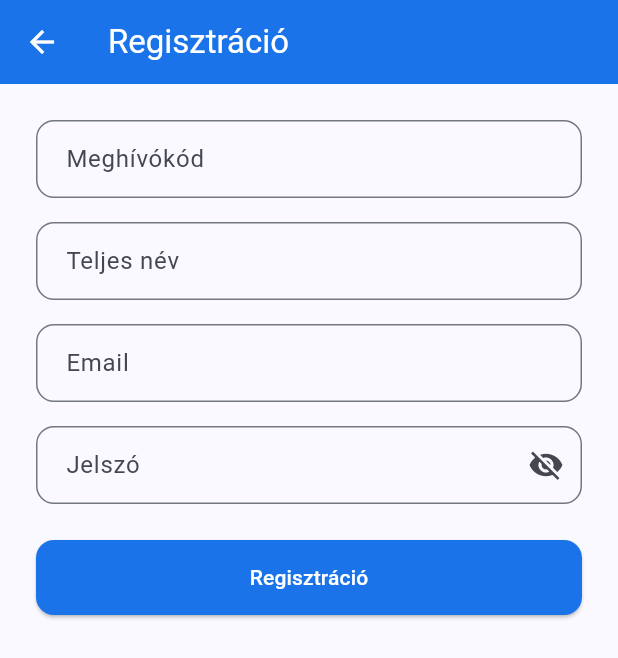
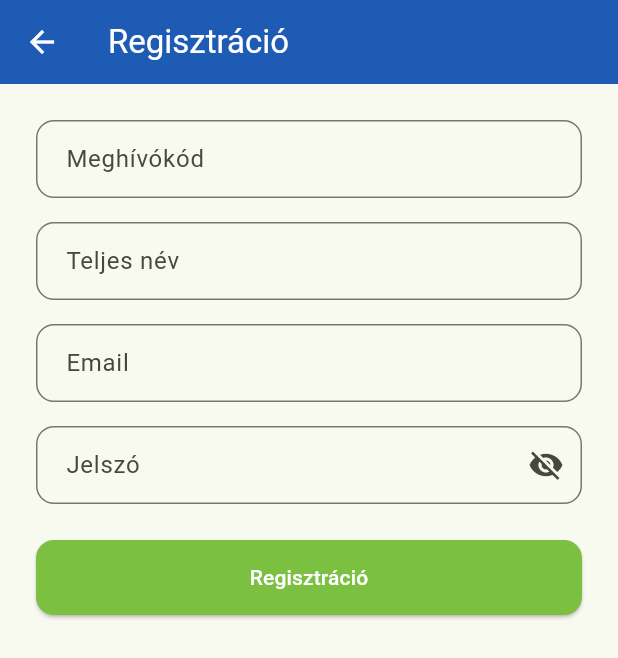
Before and after one commit to kaly7/tricc, a Flutter app: the screen it shows after launch, after a tap on "Bejelentkezés", after a tap on "Nincs fiókom — Regisztráció", on a phone screen of 412 x 824 dp. Shown: the top 658 px of the screen. Run offline on Flutter 3.47's test engine with Material 3 defaults, Android fonts, the phone set to English and light mode, and no system bars; our stand-ins replace cached_network_image, file_picker, image_picker, open_filex, shared_preferences; network calls fail.

Commit message:
app: 3C dizájn — kék/lime téma + logo átvéve a 04_sip-ből

```diff
--- /dev/null
+++ b/app/lib/app_theme.dart
@@ -0,0 +1,62 @@
+import 'package:flutter/material.dart';
+
+const kBlue = Color(0xFF1E5BB5);
+const kBlueDark = Color(0xFF153D80);
+const kLime = Color(0xFF7CC042);
+const kLimeDark = Color(0xFF5E9A2E);
+
+ThemeData buildAppTheme() {
+  return ThemeData(
+    useMaterial3: true,
+    colorScheme: ColorScheme.fromSeed(seedColor: kLime, primary: kLime, secondary: kBlue),
+    appBarTheme: const AppBarTheme(
+      backgroundColor: kBlue,
+      foregroundColor: Colors.white,
+      elevation: 0,
+      centerTitle: false,
+    ),
+    bottomNavigationBarTheme: const BottomNavigationBarThemeData(
+      selectedItemColor: kLime,
+      unselectedItemColor: Colors.grey,
+      backgroundColor: Colors.white,
+      elevation: 8,
+    ),
+    floatingActionButtonTheme: const FloatingActionButtonThemeData(
+      backgroundColor: kLime,
+      foregroundColor: Colors.white,
+    ),
+    elevatedButtonTheme: ElevatedButtonThemeData(
+      style: ElevatedButton.styleFrom(
+        backgroundColor: kLime,
+        foregroundColor: Colors.white,
+        minimumSize: const Size(double.infinity, 50),
+        shape: RoundedRectangleBorder(borderRadius: BorderRadius.circular(12)),
+      ),
+    ),
+    inputDecorationTheme: InputDecorationTheme(
+      border: OutlineInputBorder(borderRadius: BorderRadius.circular(12)),
+      focusedBorder: OutlineInputBorder(
+        borderRadius: BorderRadius.circular(12),
+        borderSide: const BorderSide(color: kBlue, width: 2),
+      ),
+      contentPadding: const EdgeInsets.symmetric(horizontal: 16, vertical: 14),
+    ),
+  );
+}
+
+class AppBarLogo extends StatelessWidget {
+  const AppBarLogo({super.key});
+
+  @override
+  Widget build(BuildContext context) {
+    return Container(
+      margin: const EdgeInsets.symmetric(vertical: 6),
+      padding: const EdgeInsets.symmetric(horizontal: 12, vertical: 5),
+      decoration: BoxDecoration(
+        color: Colors.white,
+        borderRadius: BorderRadius.circular(12),
+      ),
+      child: Image.asset('assets/logo.png', height: 30),
+    );
+  }
+}
--- a/app/lib/main.dart
+++ b/app/lib/main.dart
@@ -4,6 +4,7 @@ import 'services/push_service.dart';
 import 'services/ws_service.dart';
 import 'screens/login_screen.dart';
 import 'screens/room_list_screen.dart';
+import 'app_theme.dart';
 
 void main() async {
   WidgetsFlutterBinding.ensureInitialized();
@@ -46,37 +47,9 @@ class _TriccAppState extends State<TriccApp> with WidgetsBindingObserver {
     return MaterialApp(
       title: 'Tricc',
       debugShowCheckedModeBanner: false,
-      theme: _buildTheme(),
+      theme: buildAppTheme(),
       home: AuthService().isLoggedIn ? const RoomListScreen() : const LoginScreen(),
     );
   }
 
-  ThemeData _buildTheme() {
-    const primary = Color(0xFF1A73E8);
-    const accent = Color(0xFFADD600);
-    return ThemeData(
-      useMaterial3: true,
-      colorScheme: ColorScheme.fromSeed(
-        seedColor: primary,
-        secondary: accent,
-      ),
-      appBarTheme: const AppBarTheme(
-        backgroundColor: primary,
-        foregroundColor: Colors.white,
-        elevation: 0,
-      ),
-      inputDecorationTheme: InputDecorationTheme(
-        border: OutlineInputBorder(borderRadius: BorderRadius.circular(12)),
-        contentPadding: const EdgeInsets.symmetric(horizontal: 16, vertical: 14),
-      ),
-      elevatedButtonTheme: ElevatedButtonThemeData(
-        style: ElevatedButton.styleFrom(
-          backgroundColor: primary,
-          foregroundColor: Colors.white,
-          minimumSize: const Size(double.infinity, 50),
-          shape: RoundedRectangleBorder(borderRadius: BorderRadius.circular(12)),
-        ),
-      ),
-    );
-  }
 }
--- a/app/lib/screens/login_screen.dart
+++ b/app/lib/screens/login_screen.dart
@@ -60,11 +60,8 @@ class _LoginScreenState extends State<LoginScreen> {
             mainAxisAlignment: MainAxisAlignment.center,
             crossAxisAlignment: CrossAxisAlignment.stretch,
             children: [
-              const Text(
-                'Tricc',
-                textAlign: TextAlign.center,
-                style: TextStyle(fontSize: 36, fontWeight: FontWeight.bold, color: Color(0xFF1A73E8)),
-              ),
+              Image.asset('assets/logo.png', height: 72),
+              const SizedBox(height: 8),
               const Text(
                 '3C Távközlési Kft',
                 textAlign: TextAlign.center,
--- a/app/lib/screens/profile_screen.dart
+++ b/app/lib/screens/profile_screen.dart
@@ -5,6 +5,7 @@ import 'package:image_picker/image_picker.dart';
 import '../services/api_service.dart';
 import '../services/auth_service.dart';
 import '../services/ws_service.dart';
+import '../app_theme.dart';
 import 'login_screen.dart';
 
 class ProfileScreen extends StatefulWidget {
@@ -96,7 +97,7 @@ class _ProfileScreenState extends State<ProfileScreen> {
                   children: [
                     CircleAvatar(
                       radius: 48,
-                      backgroundColor: const Color(0xFF1A73E8),
+                      backgroundColor: kBlue,
                       backgroundImage: avatarUrl != null
                           ? CachedNetworkImageProvider('http://192.168.16.22:9453$avatarUrl')
                           : null,
--- a/app/lib/screens/room_list_screen.dart
+++ b/app/lib/screens/room_list_screen.dart
@@ -4,6 +4,7 @@ import '../models/user.dart';
 import '../services/api_service.dart';
 import '../services/auth_service.dart';
 import '../services/ws_service.dart';
+import '../app_theme.dart';
 import 'chat_screen.dart';
 import 'profile_screen.dart';
 
@@ -58,7 +59,7 @@ class _RoomListScreenState extends State<RoomListScreen> {
   Widget build(BuildContext context) {
     return Scaffold(
       appBar: AppBar(
-        title: const Text('Tricc', style: TextStyle(fontWeight: FontWeight.bold)),
+        title: const AppBarLogo(),
         actions: [
           IconButton(
             icon: const Icon(Icons.person),
@@ -126,7 +127,7 @@ class _RoomAvatar extends StatelessWidget {
   @override
   Widget build(BuildContext context) {
     return CircleAvatar(
-      backgroundColor: const Color(0xFF1A73E8),
+      backgroundColor: kBlue,
       child: Text(
         room.name.isNotEmpty ? room.name[0].toUpperCase() : '?',
         style: const TextStyle(color: Colors.white, fontWeight: FontWeight.bold),
--- a/app/pubspec.yaml
+++ b/app/pubspec.yaml
@@ -30,3 +30,5 @@ dev_dependencies:
 
 flutter:
   uses-material-design: true
+  assets:
+    - assets/logo.png
```
Also changed, not shown: app/lib/screens/chat_screen.dart (+4 -3 lines), app/assets/logo.png (added).
